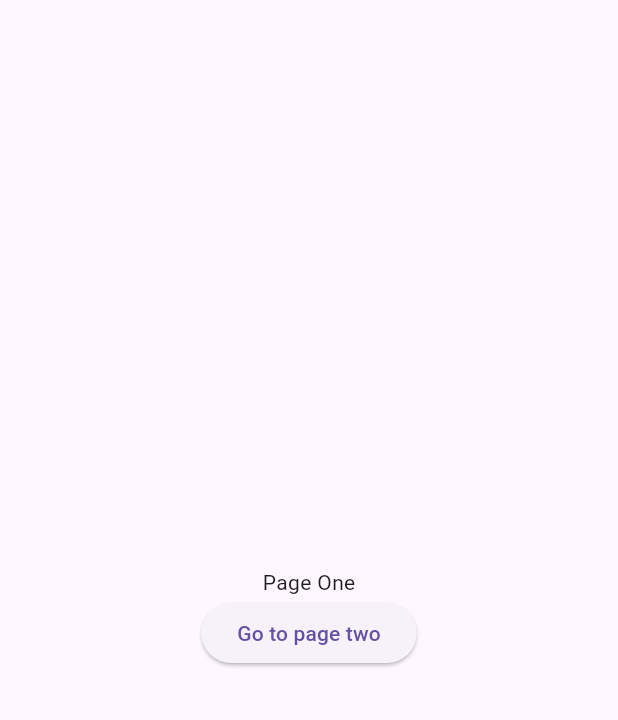
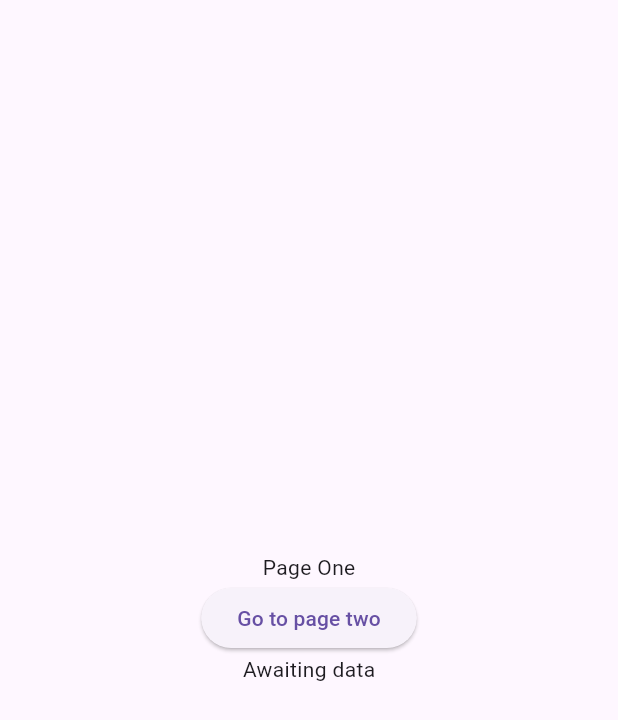
Before and after one commit to tmaurer-nait/DMIT-2504-1242-A02-Workbook, a Flutter app: the screen it shows after launch, on a phone screen of 412 x 824 dp. Shown: the top 720 px of the screen. Run offline on Flutter 3.47's test engine with Material 3 defaults, Android fonts, the phone set to English and light mode, and no system bars.

Commit message:
Navigation part 2

```diff
--- a/Week5/navigation_exercise/lib/main.dart
+++ b/Week5/navigation_exercise/lib/main.dart
@@ -1,5 +1,7 @@
 import 'package:flutter/material.dart';
+import 'package:navigation_exercise/routes.dart' as routes;
 import 'package:navigation_exercise/pages/page_one.dart';
+import 'package:navigation_exercise/pages/page_two.dart';
 
 void main() {
   runApp(const MainApp());
@@ -10,8 +12,12 @@ class MainApp extends StatelessWidget {
 
   @override
   Widget build(BuildContext context) {
-    return const MaterialApp(
-      home: PageOne(),
+    return MaterialApp(
+      // Using named routes now instead of decentralized routing
+      routes: {
+        routes.homeRoute: (context) => const PageOne(),
+        routes.pageTwoRoute: (context) => const PageTwo(),
+      },
     );
   }
 }
--- a/Week5/navigation_exercise/lib/pages/page_one.dart
+++ b/Week5/navigation_exercise/lib/pages/page_one.dart
@@ -1,8 +1,15 @@
 import 'package:flutter/material.dart';
-import 'package:navigation_exercise/pages/page_two.dart';
+import 'package:navigation_exercise/routes.dart' as routes;
 
-class PageOne extends StatelessWidget {
+class PageOne extends StatefulWidget {
   const PageOne({super.key});
+
+  @override
+  State<PageOne> createState() => _PageOneState();
+}
+
+class _PageOneState extends State<PageOne> {
+  String data = '';
 
   @override
   Widget build(BuildContext context) {
@@ -13,20 +20,29 @@ class PageOne extends StatelessWidget {
           children: [
             Text('Page One'),
             ElevatedButton(
-              onPressed: () {
-                // MaterialApp provides a root level navigator
-                // Use Navigator.of(context) to access the root level navigator
-                // Push a new route to page two
-                Navigator.of(context).push(
-                  MaterialPageRoute(
-                    builder: (context) {
-                      return PageTwo();
-                    },
-                  ),
-                );
+              onPressed: () async {
+                String returnValue = await Navigator.of(context)
+                    .pushNamed(routes.pageTwoRoute) as String;
+
+                setState(() {
+                  data = returnValue;
+                });
               },
+              // onPressed: () {
+              //   // MaterialApp provides a root level navigator
+              //   // Use Navigator.of(context) to access the root level navigator
+              //   // Push a new route to page two
+              //   Navigator.of(context).push(
+              //     MaterialPageRoute(
+              //       builder: (context) {
+              //         return PageTwo();
+              //       },
+              //     ),
+              //   );
+              // },
               child: Text('Go to page two'),
             ),
+            data.isNotEmpty ? Text('Received $data') : Text('Awaiting data'),
           ],
         ),
       ),
--- a/Week5/navigation_exercise/lib/pages/page_two.dart
+++ b/Week5/navigation_exercise/lib/pages/page_two.dart
@@ -13,7 +13,7 @@ class PageTwo extends StatelessWidget {
             Text('Page Two'),
             ElevatedButton(
               onPressed: () {
-                Navigator.of(context).pop();
+                Navigator.of(context).pop('You Left Page Two');
               },
               child: Text('Go back to page one'),
             ),
--- /dev/null
+++ b/Week5/navigation_exercise/lib/routes.dart
@@ -0,0 +1,2 @@
+const homeRoute = '/';
+const pageTwoRoute = '/page-two';
```
